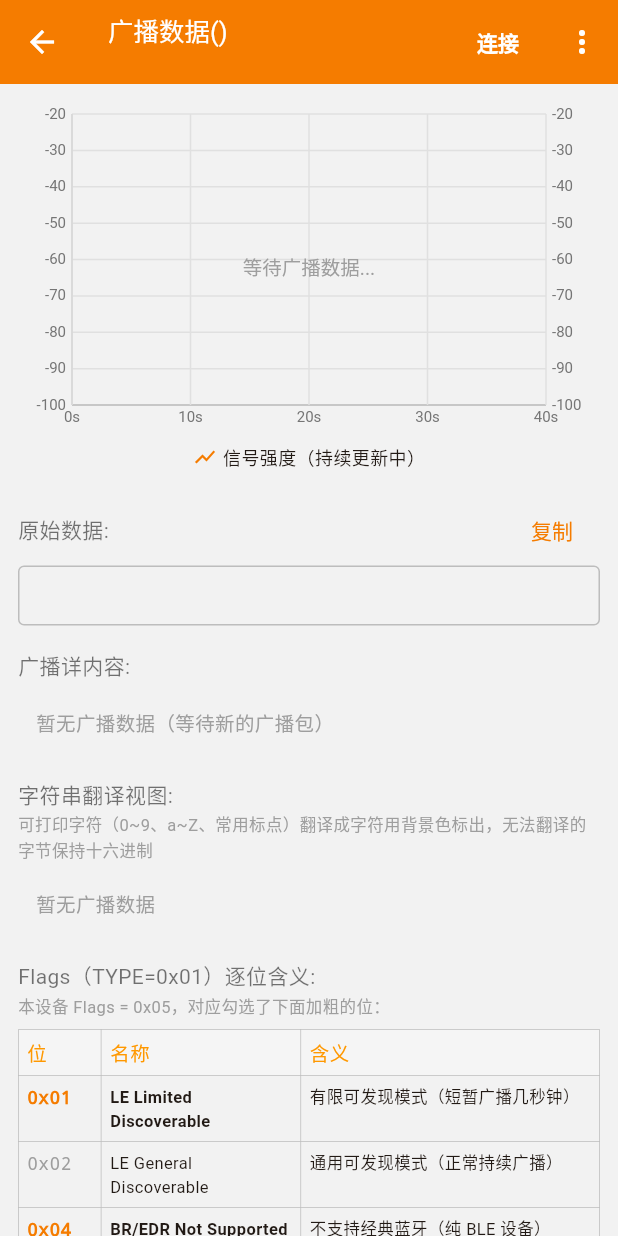
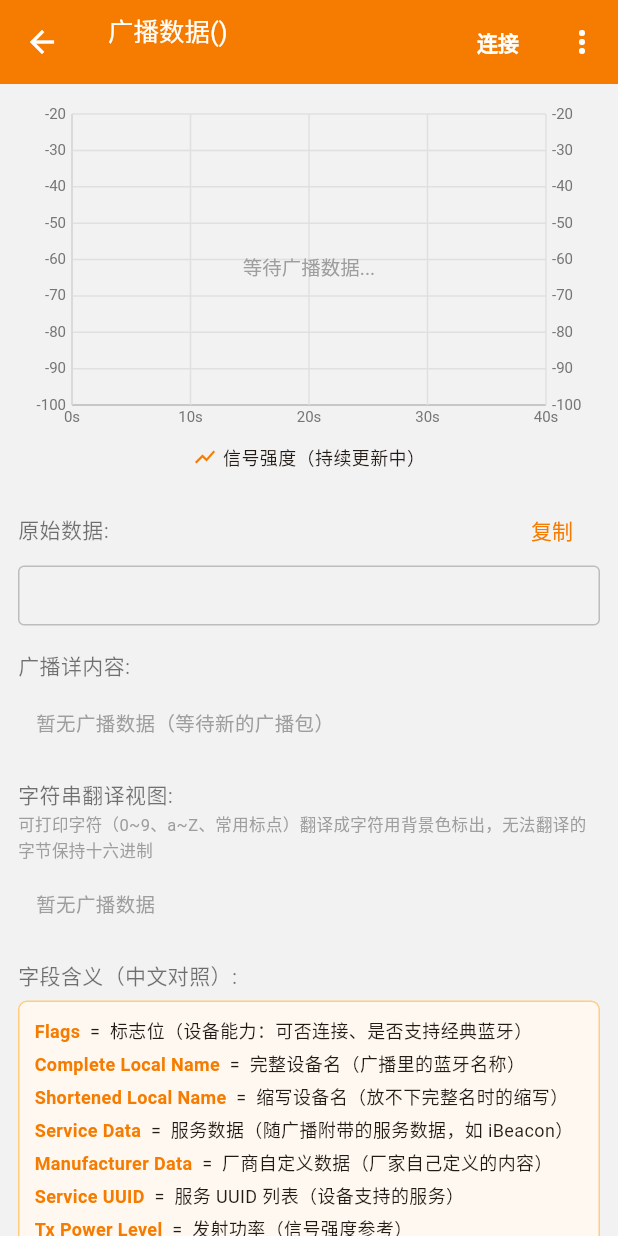
Before and after one commit to LiangHaiKuan/flutter-hello-demo, a Flutter app: the AdvDataPage screen opened directly with empty values, on a phone screen of 412 x 824 dp. Run offline on Flutter 3.47's test engine with Material 3 defaults, Android fonts, the phone set to English and light mode, and no system bars; our stand-ins replace file_picker, flutter_blue_plus, permission_handler, share_plus, shared_preferences; missing offline and left inert: ble_peripheral, gbk_codec; accounts and stored records are empty.

Commit message:
ci: include fixed debug.keystore (whitelist from gitignore)
v1.6: active-connection destroy button, version+changelog menu, fast-cmd sheet height cap, hex translate one-shot, exit dialog buttons bigger, chips/send button revert to v1.4, grid icon, adv TYPE chinese labels, fixed debug keystore for in-place upgrade, restore bat scripts

```diff
--- /dev/null
+++ b/lib/core/version.dart
@@ -0,0 +1,39 @@
+/// 应用版本与更新内容（v1.6 起：每发一版 +0.1，并在「更新内容」里写清楚）
+const String appVersion = 'v1.6';
+
+/// 每一版的更新说明（新版本放前面，「更新内容」弹窗按此顺序展示）
+const List<Map<String, Object>> appChangelog = [
+  {
+    'version': 'v1.6',
+    'date': '2026-11-26',
+    'items': [
+      '活动连接卡新增「销毁」按钮：断开并移除会话，列表直接消失',
+      '三点菜单新增版本号与「更新内容」入口',
+      '自定义按键弹窗限高为屏幕一半，按键多时滚动，不再撑爆',
+      'hex翻译改为单击动作：点一次翻译一次，新数据再点一次才翻译',
+      '退出设备页面弹窗三个按钮加大加粗',
+      '写入类型芯片恢复 v1.4 小尺寸，发送按钮缩小',
+      '自定义按键图标由闪电改为网格',
+      '广播详情 TYPE 字段显示中文含义',
+    ],
+  },
+  {
+    'version': 'v1.5',
+    'date': '2026-11-26',
+    'items': [
+      '新图标（C款）、设备卡两行布局、下拉刷新',
+      '广播页 RSSI 0~40 秒时间轴曲线、Flags 逐位含义、白话解读',
+      '自动特征（服务/写/通知 UUID 匹配后自动点亮+开通知+跳日志）',
+      '芯片样式加大、多行命令输入、SafeArea、活动连接置顶灰字等',
+    ],
+  },
+  {
+    'version': 'v1.4',
+    'date': '2026-11-25',
+    'items': [
+      '删除写弹窗（上传图标即切换发送目标）、通知铃铛即时切换',
+      '自定义按钮入口进更多菜单、翻译挪到更多菜单',
+      '云端 notepad ACK 修复、悬浮日志窗口',
+    ],
+  },
+];
--- a/lib/pages/adv_data_page.dart
+++ b/lib/pages/adv_data_page.dart
@@ -118,14 +118,14 @@ class _AdvDataPageState extends State<AdvDataPage> {
         len: 3,
         type: 0x01,
         value: [flagsVal],
-        note: 'Flags'));
+        note: 'Flags · 标志位'));
     // 完整设备名（0x09）
     if (adv.advName.isNotEmpty) {
       list.add(_AdStruct(
           len: adv.advName.length + 1,
           type: 0x09,
           value: adv.advName.codeUnits,
-          note: 'Complete Local Name'));
+          note: 'Complete Local Name · 完整设备名'));
     }
     if (adv.txPowerLevel != null) {
       list.add(_AdStruct(
@@ -154,31 +154,31 @@ class _AdvDataPageState extends State<AdvDataPage> {
           len: b.length + data.length + 1,
           type: 0x16,
           value: [...b, ...data],
-          note: 'Service Data'));
+          note: 'Service Data · 服务数据'));
     });
     adv.manufacturerData.forEach((id, data) {
       list.add(_AdStruct(
           len: data.length + 3,
           type: 0xFF,
           value: [id & 0xFF, (id >> 8) & 0xFF, ...data],
-          note: 'Manufacturer Data'));
+          note: 'Manufacturer Data · 厂商自定义数据'));
     });
     return list;
   }
 
   String _typeName(int t) {
     const names = {
-      0x01: 'Flags',
+      0x01: 'Flags · 标志位',
       0x02: 'Incomplete 16b UUIDs',
       0x03: 'Complete 16b UUIDs',
       0x06: 'Incomplete 128b UUIDs',
       0x07: 'Complete 128b UUIDs',
-      0x08: 'Shortened Local Name',
-      0x09: 'Complete Local Name',
-      0x0A: 'Tx Power Level',
-      0x16: 'Service Data - 16b UUID',
-      0x19: 'Appearance',
-      0xFF: 'Manufacturer Data',
+      0x08: 'Shortened Local Name · 缩写设备名',
+      0x09: 'Complete Local Name · 完整设备名',
+      0x0A: 'Tx Power Level · 发射功率',
+      0x16: 'Service Data · 服务数据',
+      0x19: 'Appearance · 外观标识',
+      0xFF: 'Manufacturer Data · 厂商自定义数据',
     };
     return names[t] ?? 'Unknown (0x${t.toRadixString(16).padLeft(2, '0')})';
   }
@@ -315,11 +315,63 @@ class _AdvDataPageState extends State<AdvDataPage> {
           const SizedBox(height: 6),
           _buildTranslateTable(adv),
           const SizedBox(height: 16),
+          // ---------- v1.6：TYPE 字段中文含义对照（跟在字符串翻译视图下面） ----------
+          const Text('字段含义（中文对照）:',
+              style: TextStyle(fontSize: 14, color: Colors.black54)),
+          const SizedBox(height: 6),
+          _buildFieldMeaningBox(),
+          const SizedBox(height: 16),
           // ---------- Flags 逐位含义（TYPE=0x01） ----------
           _buildFlagsSection(adv),
           const SizedBox(height: 16),
           // ---------- 广播包解读（面向初学者的白话总结） ----------
           _buildSummarySection(adv),
+        ],
+      ),
+    );
+  }
+
+  // ---------- v1.6：TYPE 字段中文含义对照表 ----------
+  Widget _buildFieldMeaningBox() {
+    const rows = [
+      ('Flags', '标志位（设备能力：可否连接、是否支持经典蓝牙）'),
+      ('Complete Local Name', '完整设备名（广播里的蓝牙名称）'),
+      ('Shortened Local Name', '缩写设备名（放不下完整名时的缩写）'),
+      ('Service Data', '服务数据（随广播附带的服务数据，如 iBeacon）'),
+      ('Manufacturer Data', '厂商自定义数据（厂家自己定义的内容）'),
+      ('Service UUID', '服务 UUID 列表（设备支持的服务）'),
+      ('Tx Power Level', '发射功率（信号强度参考）'),
+      ('Appearance', '外观标识（设备图标类别）'),
+    ];
+    return Container(
+      width: double.infinity,
+      padding: const EdgeInsets.all(10),
+      decoration: BoxDecoration(
+        color: const Color(0xFFFFF8F0),
+        border: Border.all(color: Colors.orange.shade200),
+        borderRadius: BorderRadius.circular(6),
+      ),
+      child: Column(
+        crossAxisAlignment: CrossAxisAlignment.start,
+        children: [
+          for (final (en, cn) in rows)
+            Padding(
+              padding: const EdgeInsets.only(bottom: 4),
+              child: Text.rich(
+                TextSpan(
+                  style: const TextStyle(fontSize: 12),
+                  children: [
+                    TextSpan(
+                        text: en,
+                        style: const TextStyle(
+                            fontWeight: FontWeight.bold,
+                            color: Color(0xFFF57C00))),
+                    const TextSpan(text: '  =  '),
+                    TextSpan(text: cn),
+                  ],
+                ),
+              ),
+            ),
         ],
       ),
     );
--- a/pubspec.yaml
+++ b/pubspec.yaml
@@ -1,7 +1,7 @@
 name: bletool
 description: "BLE 调试助手（Flutter 版）— 供硬件工程师日常调试 BLE 设备"
 publish_to: 'none'
-version: 1.0.0+1
+version: 1.6.0+16
 
 environment:
   sdk: '>=3.0.0 <4.0.0'
```
Also changed, not shown: lib/pages/device_page.dart (+20 -28 lines), lib/pages/scan_page.dart (+34 -0 lines), 5 other files.
